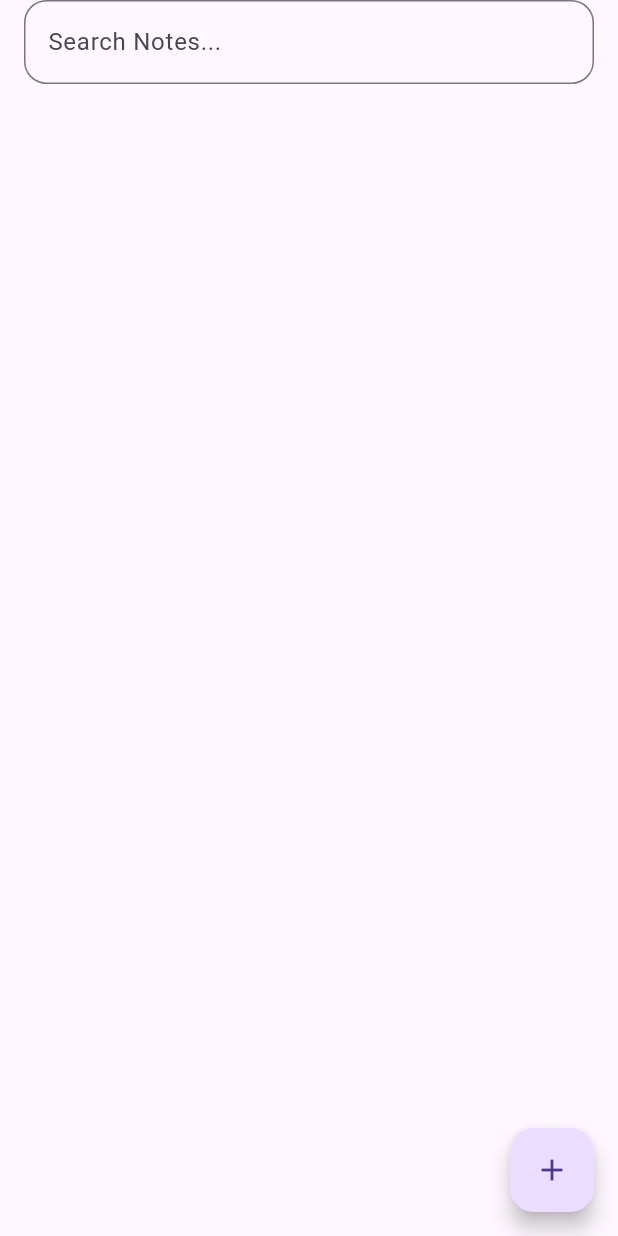
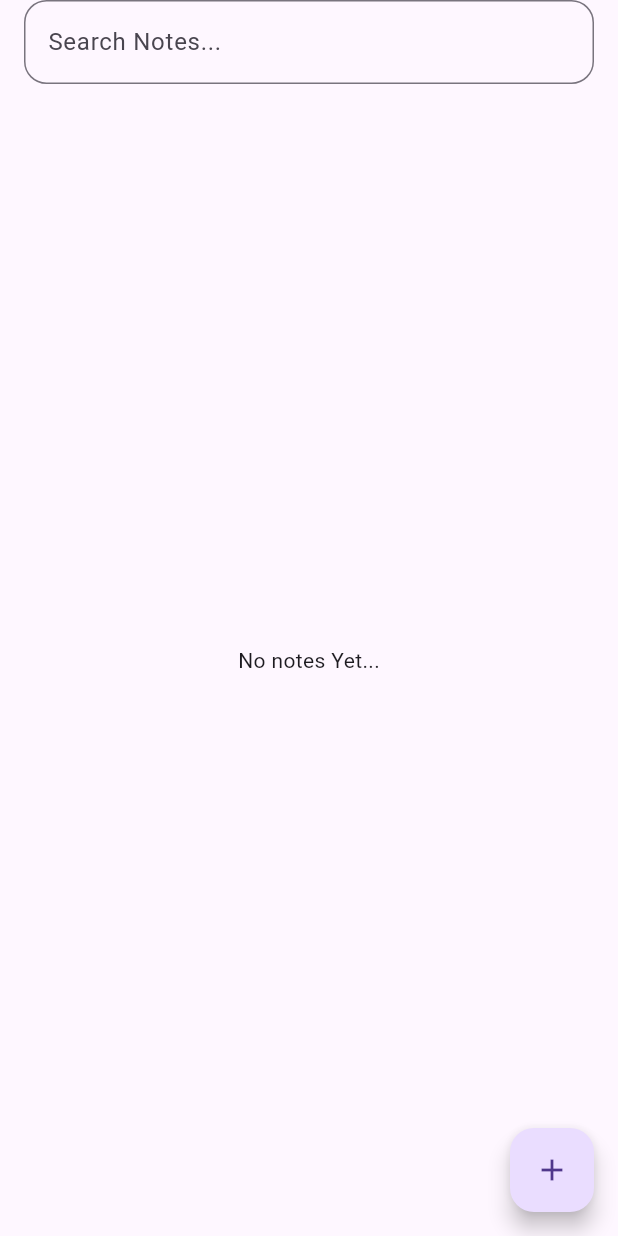
Before and after one commit to Euniceadu/notes_app, a Flutter app: the screen it shows after launch, on a phone screen of 412 x 824 dp. Run offline on Flutter 3.47's test engine with Material 3 defaults, Android fonts, the phone set to English and light mode, and no system bars; our stand-ins replace flutter_slidable.

Commit message:
Added slidable for more options. Implemented note deletion

```diff
--- a/lib/providers/note_provider.dart
+++ b/lib/providers/note_provider.dart
@@ -21,7 +21,7 @@ class NoteProvider extends ChangeNotifier {
     return _notesStore[noteId];
   }
 
-  void deleteNote(String noteId) {
+  void deleteNote(String? noteId) {
     if(_notesStore.containsKey(noteId)) {
       _notesStore.remove(noteId);
       notifyListeners();
--- a/lib/screens/home_screen.dart
+++ b/lib/screens/home_screen.dart
@@ -1,5 +1,6 @@
 
 import 'package:flutter/material.dart';
+import 'package:flutter_slidable/flutter_slidable.dart';
 import 'package:notes_app/controllers/add_edit_note_controller.dart';
 import 'package:notes_app/providers/note_provider.dart';
 import 'package:notes_app/screens/add_edit_note_screen.dart';
@@ -15,7 +16,7 @@ class HomeScreen extends StatefulWidget {
 
 class _HomeScreenState extends State<HomeScreen> {
 
-  String searchQuery = 'p';
+  String searchQuery = '';
 
   @override
   Widget build(BuildContext context) {
@@ -43,10 +44,72 @@ class _HomeScreenState extends State<HomeScreen> {
           },
         )
       ),
-      body: ListView(
+      body: searchResults.isEmpty ? Center(child: Text('No notes Yet...'),):
+      ListView(
         children: [
           for(var item in searchResults)
-          ListTile(
+          Slidable(
+            key: Key(item.id!),
+            endActionPane: ActionPane(
+              motion: BehindMotion(),
+              children: [
+                SlidableAction(
+                  icon: Icons.ios_share,
+                  backgroundColor: Colors.blueAccent,
+                  foregroundColor: Colors.white,
+                  onPressed:(context) {
+
+                  },
+                  ),
+                SlidableAction(
+                  icon: Icons.archive_sharp,
+                  backgroundColor: Colors.deepPurpleAccent,
+                  foregroundColor: Colors.white,
+                  onPressed:(context) {
+
+                  },
+                  ),
+                SlidableAction(
+                  icon: Icons.delete,
+                  backgroundColor: Colors.redAccent,
+                  foregroundColor: const Color.fromRGBO(255, 255, 255, 1),
+                  onPressed:(slidableContext) async {
+                    final noteProvider = context.read<NoteProvider>();
+                    final scaffoldMessenger = ScaffoldMessenger.of(slidableContext);
+
+                    var confirmDelete = await showDialog<bool>(
+                      context: context,
+                      builder:(dialogContext) => AlertDialog(
+                        title: Text('Delete Note'),
+                        content: Text('Are you sure you want to delete the note?'),
+                        actions: [
+                          TextButton(
+                            onPressed:() {
+                              Navigator.pop(dialogContext, false);
+                            },
+                            child: Text('Cancel')
+                          ),
+                          TextButton(
+                            onPressed:() {
+                              Navigator.pop(dialogContext, true);
+                            },
+                            child: Text('Delete')
+                          ),
+
+                        ],
+                      ),
+                    );
+
+                    if(confirmDelete == true) {
+                      noteProvider.deleteNote(item.id);
+                      scaffoldMessenger.showSnackBar(SnackBar(content: Text('Note deleted successfully')));
+                    }
+
+                  },
+                )
+              ]
+            ),
+            child: ListTile(
               title: Text(item.title),
               onTap: () {
                 Navigator.push(
@@ -63,6 +126,7 @@ class _HomeScreenState extends State<HomeScreen> {
               )
             );
               },
+            ),
           )
         ],
       ),
--- a/pubspec.yaml
+++ b/pubspec.yaml
@@ -31,6 +31,7 @@ dependencies:
   flutter:
     sdk: flutter
   provider: ^6.1.5
+  flutter_slidable: ^4.0.0
 
   # The following adds the Cupertino Icons font to your application.
   # Use with the CupertinoIcons class for iOS style icons.
```
Also changed, not shown: pubspec.lock. Lines whose indentation alone changed are shown as unchanged.
